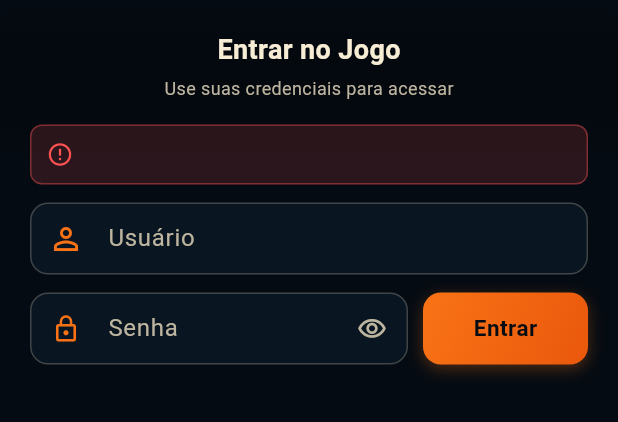
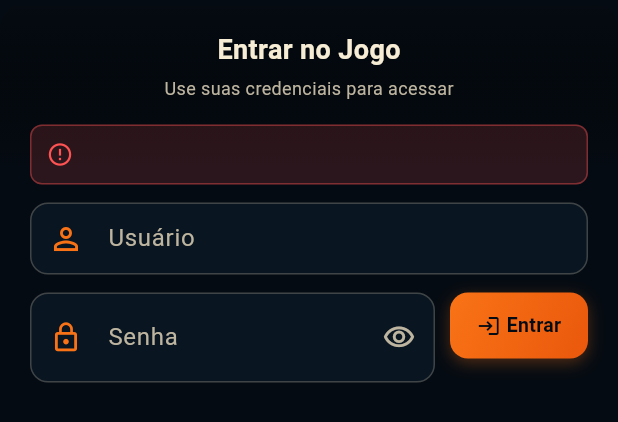
Before and after one commit to ricardoambdev/cacaaotesouro, a Flutter app: the _LoginCard widget shown alone on an empty page, opened directly with empty values, on a phone screen of 412 x 824 dp. Shown: the top 422 px of the screen. Run offline on Flutter 3.47's test engine with Material 3 defaults, Android fonts, the phone set to English and light mode, and no system bars; our stand-ins replace geolocator, image_picker, permission_handler, shared_preferences; missing offline and left inert: mobile_scanner; accounts and stored records are empty; network calls fail.

Commit message:
Login: botão Entrar menor com ícone de login e campo de senha maior

```diff
--- a/mobile/lib/screens/login_screen.dart
+++ b/mobile/lib/screens/login_screen.dart
@@ -338,7 +338,7 @@ class _LoginCard extends StatelessWidget {
                     child: TextFormField(
                       controller: senhaController,
                       style: const TextStyle(
-                          color: AppColors.ivory, fontSize: 14),
+                          color: AppColors.ivory, fontSize: 16),
                       obscureText: !senhaVisivel,
                       keyboardType: TextInputType.visiblePassword,
                       textInputAction: TextInputAction.done,
@@ -346,9 +346,9 @@ class _LoginCard extends StatelessWidget {
                       onFieldSubmitted: (_) => onEntrar(),
                       decoration: InputDecoration(
                         labelText: 'Senha',
-                        prefixIcon: const Icon(Icons.lock_outline, size: 20),
+                        prefixIcon: const Icon(Icons.lock_outline, size: 22),
                         suffixIcon: IconButton(
-                          iconSize: 20,
+                          iconSize: 22,
                           icon: Icon(
                             senhaVisivel
                                 ? Icons.visibility_off_outlined
@@ -358,7 +358,7 @@ class _LoginCard extends StatelessWidget {
                           onPressed: onToggleSenha,
                         ),
                         contentPadding: const EdgeInsets.symmetric(
-                            horizontal: 14, vertical: 12),
+                            horizontal: 16, vertical: 18),
                       ),
                       validator: (value) {
                         if (value == null || value.isEmpty) {
@@ -374,8 +374,8 @@ class _LoginCard extends StatelessWidget {
                   Padding(
                     padding: const EdgeInsets.only(top: 0),
                     child: SizedBox(
-                      height: 48,
-                      width: 110,
+                      height: 44,
+                      width: 92,
                       child: DecoratedBox(
                         decoration: BoxDecoration(
                           gradient: LinearGradient(
@@ -410,9 +410,9 @@ class _LoginCard extends StatelessWidget {
                             disabledForegroundColor:
                                 AppColors.navyDark.withValues(alpha: 0.5),
                             textStyle: const TextStyle(
-                              fontSize: 15,
+                              fontSize: 13,
                               fontWeight: FontWeight.w700,
-                              letterSpacing: 0.3,
+                              letterSpacing: 0.2,
                             ),
                             shape: RoundedRectangleBorder(
                               borderRadius: BorderRadius.circular(12),
@@ -428,7 +428,15 @@ class _LoginCard extends StatelessWidget {
                                     color: AppColors.navyDark,
                                   ),
                                 )
-                              : const Text('Entrar'),
+                              : const Row(
+                                  mainAxisSize: MainAxisSize.min,
+                                  mainAxisAlignment: MainAxisAlignment.center,
+                                  children: [
+                                    Icon(Icons.login, size: 16),
+                                    SizedBox(width: 4),
+                                    Text('Entrar'),
+                                  ],
+                                ),
                         ),
                       ),
                     ),
```
